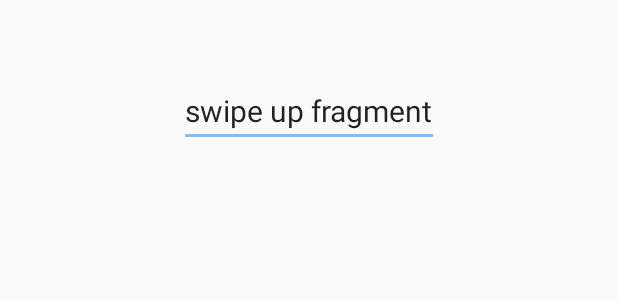
After one commit to yieng/Apple-Kiwi-Banana, an Android app: the layout fragment_swipeup.xml on its own in the app's theme, with its tools: preview values and no code run, on a phone screen of 412 x 824 dp. The commit adds this screen. Shown: the top 300 px of the screen. Run offline under Robolectric (Android 15) with nearby library versions, the phone set to English and light mode, and no system bars.

Commit message:
add tool bar, nav bar, created fragments to set up information to

```diff
--- a/CariCard/app/src/main/res/layout/activity_home.xml
+++ b/CariCard/app/src/main/res/layout/activity_home.xml
@@ -39,6 +39,8 @@
             android:layout_below="@+id/relLayout0">
             <include layout="@layout/layout_center_viewpager"/>
 
+            <include layout="@layout/snippet_top_profilebar"/>
+
         </RelativeLayout>
 
 
--- /dev/null
+++ b/CariCard/app/src/main/res/layout/fragment_swipeup.xml
@@ -0,0 +1,14 @@
+<?xml version="1.0" encoding="utf-8"?>
+<RelativeLayout
+    xmlns:android="http://schemas.android.com/apk/res/android"
+    android:layout_width="match_parent"
+    android:layout_height="match_parent">
+
+        <android.support.design.widget.TextInputEditText
+            android:layout_width="wrap_content"
+            android:layout_height="wrap_content"
+            android:text="swipe up fragment"
+            android:layout_centerHorizontal="true"
+            android:layout_marginTop="50dp"
+            android:textSize="20dp"/>
+</RelativeLayout>
--- a/CariCard/app/src/main/res/layout/layout_top_tabs.xml
+++ b/CariCard/app/src/main/res/layout/layout_top_tabs.xml
@@ -36,13 +36,13 @@
 
             </LinearLayout>
 
-            <android.support.v7.widget.Toolbar
+            <android.support.design.widget.TabLayout
                 android:id="@+id/tabs"
                 android:layout_width="match_parent"
                 android:layout_height="wrap_content"
                 android:background="@color/colorPrimaryDark">
 
-            </android.support.v7.widget.Toolbar>
+            </android.support.design.widget.TabLayout>
 
         </android.support.design.widget.AppBarLayout>
 
--- /dev/null
+++ b/CariCard/app/src/main/res/menu/profile_menu.xml
@@ -0,0 +1,6 @@
+<?xml version="1.0" encoding="utf-8"?>
+<menu xmlns:android="http://schemas.android.com/apk/res/android">
+    <item
+        android:id="@+id/profileMenu">
+    </item>
+</menu>
--- a/CariCard/app/src/main/res/values/colors.xml
+++ b/CariCard/app/src/main/res/values/colors.xml
@@ -3,4 +3,5 @@
     <color name="colorPrimary">#ffffff</color>
     <color name="colorPrimaryDark">#53a9fa</color>
     <color name="colorAccent">#80bef9</color>
+    <color name="black">#000</color>
 </resources>
```
Also changed, not shown: CariCard/app/src/main/java/com/alisonxu/caricard/Home/CaricardFragment.java (added, +23 -0 lines), CariCard/app/src/main/java/com/alisonxu/caricard/Home/HomeActivity.java (+46 -0 lines), CariCard/app/src/main/java/com/alisonxu/caricard/Home/SectionsPagerAdapter.java (added, +33 -0 lines), CariCard/app/src/main/java/com/alisonxu/caricard/Home/SettingsFragment.java (added, +23 -0 lines), CariCard/app/src/main/java/com/alisonxu/caricard/Home/SwipeupFragment.java (added, +23 -0 lines), CariCard/app/src/main/res/layout/snippet_top_profilebar.xml (added, +31 -0 lines), CariCard/app/src/main/res/drawable-hdpi/ic_caricard.png (added), CariCard/app/src/main/res/drawable-hdpi/ic_swipeup.png (added), CariCard/app/src/main/res/drawable-mdpi/ic_caricard.png (added), CariCard/app/src/main/res/drawable-mdpi/ic_swipeup.png (added), CariCard/app/src/main/res/drawable-xhdpi/ic_caricard.png (added), CariCard/app/src/main/res/drawable-xhdpi/ic_swipeup.png (added), CariCard/app/src/main/res/drawable-xxhdpi/ic_caricard.png (added), CariCard/app/src/main/res/drawable-xxhdpi/ic_swipeup.png (added).
